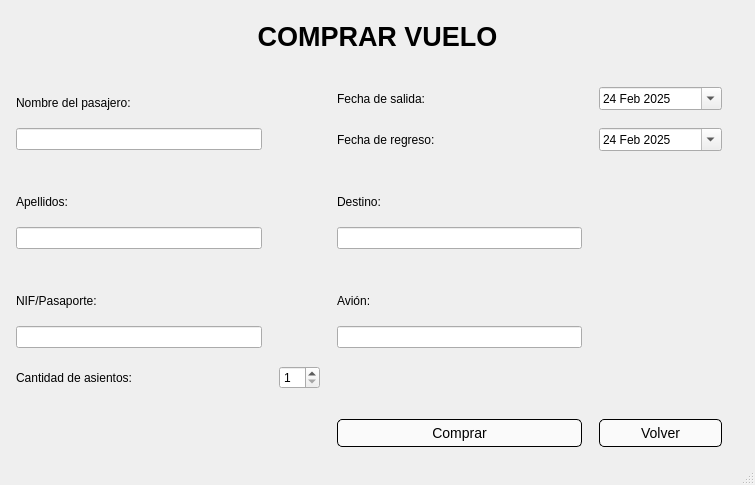
Old version of the form compras.ui in the repository ilopjim13/PersistenciaDatos_PyQT.
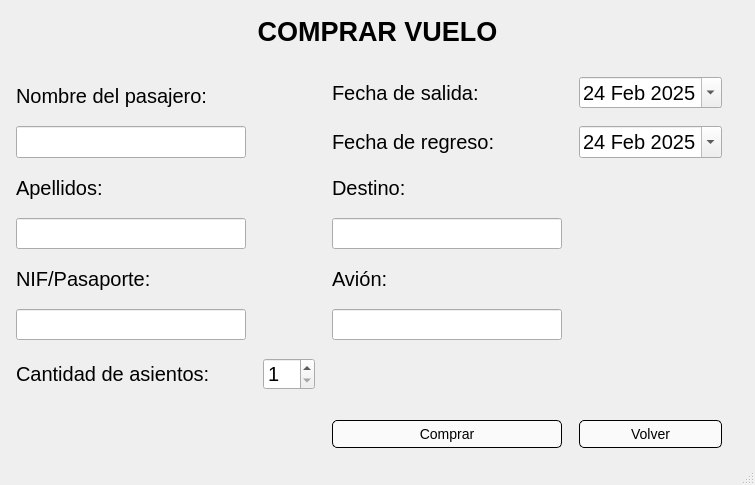
New version of the form. Icons and pictures are not drawn.

Commit message: base de datos actualizada, clases compra y vuelos documentadas

```diff
--- a/compras.ui
+++ b/compras.ui
@@ -49,10 +49,24 @@
      <number>18</number>
     </property>
     <item row="9" column="0">
-     <widget class="QLineEdit" name="te_apellido"/>
+     <widget class="QLineEdit" name="te_apellido">
+      <property name="font">
+       <font>
+        <pointsize>15</pointsize>
+       </font>
+      </property>
+      <property name="readOnly">
+       <bool>true</bool>
+      </property>
+     </widget>
     </item>
     <item row="3" column="0">
      <widget class="QLabel" name="label">
+      <property name="font">
+       <font>
+        <pointsize>15</pointsize>
+       </font>
+      </property>
       <property name="text">
        <string>Nombre del pasajero:</string>
       </property>
@@ -63,6 +77,11 @@
     </item>
     <item row="7" column="0">
      <widget class="QLabel" name="label_2">
+      <property name="font">
+       <font>
+        <pointsize>15</pointsize>
+       </font>
+      </property>
       <property name="text">
        <string>Apellidos:</string>
       </property>
@@ -72,13 +91,27 @@
      </widget>
     </item>
     <item row="13" column="0">
-     <widget class="QLineEdit" name="te_dni"/>
+     <widget class="QLineEdit" name="te_dni">
+      <property name="font">
+       <font>
+        <pointsize>15</pointsize>
+       </font>
+      </property>
+      <property name="readOnly">
+       <bool>true</bool>
+      </property>
+     </widget>
     </item>
     <item row="3" column="3">
      <widget class="QDateEdit" name="fc_salida">
+      <property name="font">
+       <font>
+        <pointsize>15</pointsize>
+       </font>
+      </property>
       <property name="dateTime">
        <datetime>
-        <hour>20</hour>
+        <hour>19</hour>
         <minute>0</minute>
         <second>0</second>
         <year>2025</year>
@@ -99,7 +132,16 @@
      </widget>
     </item>
     <item row="13" column="2">
-     <widget class="QLineEdit" name="pt_vuelo"/>
+     <widget class="QLineEdit" name="pt_vuelo">
+      <property name="font">
+       <font>
+        <pointsize>15</pointsize>
+       </font>
+      </property>
+      <property name="readOnly">
+       <bool>true</bool>
+      </property>
+     </widget>
     </item>
     <item row="16" column="2">
      <spacer name="verticalSpacer">
@@ -119,6 +161,11 @@
     </item>
     <item row="7" column="2">
      <widget class="QLabel" name="label_5">
+      <property name="font">
+       <font>
+        <pointsize>15</pointsize>
+       </font>
+      </property>
       <property name="text">
        <string>Destino:</string>
       </property>
@@ -151,7 +198,16 @@
      </widget>
     </item>
     <item row="9" column="2">
-     <widget class="QLineEdit" name="pt_destino"/>
+     <widget class="QLineEdit" name="pt_destino">
+      <property name="font">
+       <font>
+        <pointsize>15</pointsize>
+       </font>
+      </property>
+      <property name="readOnly">
+       <bool>true</bool>
+      </property>
+     </widget>
     </item>
     <item row="17" column="3">
      <widget class="QPushButton" name="bt_volver">
@@ -179,6 +235,11 @@
     </item>
     <item row="17" column="2">
      <widget class="QPushButton" name="boton_comprar">
+      <property name="font">
+       <font>
+        <pointsize>-1</pointsize>
+       </font>
+      </property>
       <property name="styleSheet">
        <string notr="true">QPushButton {
     background-color: rgba(255, 255, 255, 180); /* Fondo blanco semi-transparente */
@@ -203,6 +264,11 @@
     </item>
     <item row="15" column="0">
      <widget class="QLabel" name="label_7">
+      <property name="font">
+       <font>
+        <pointsize>15</pointsize>
+       </font>
+      </property>
       <property name="text">
        <string>Cantidad de asientos:</string>
       </property>
@@ -210,6 +276,11 @@
     </item>
     <item row="5" column="2">
      <widget class="QLabel" name="label_8">
+      <property name="font">
+       <font>
+        <pointsize>15</pointsize>
+       </font>
+      </property>
       <property name="text">
        <string>Fecha de regreso:</string>
       </property>
@@ -217,16 +288,35 @@
     </item>
     <item row="15" column="1">
      <widget class="QSpinBox" name="bt_cantidad">
+      <property name="font">
+       <font>
+        <pointsize>15</pointsize>
+       </font>
+      </property>
       <property name="minimum">
        <number>1</number>
       </property>
      </widget>
     </item>
     <item row="5" column="0">
-     <widget class="QLineEdit" name="te_nombre"/>
+     <widget class="QLineEdit" name="te_nombre">
+      <property name="font">
+       <font>
+        <pointsize>15</pointsize>
+       </font>
+      </property>
+      <property name="readOnly">
+       <bool>true</bool>
+      </property>
+     </widget>
     </item>
     <item row="11" column="0">
      <widget class="QLabel" name="label_3">
+      <property name="font">
+       <font>
+        <pointsize>15</pointsize>
+       </font>
+      </property>
       <property name="text">
        <string>NIF/Pasaporte:</string>
       </property>
@@ -237,6 +327,11 @@
     </item>
     <item row="11" column="2">
      <widget class="QLabel" name="label_6">
+      <property name="font">
+       <font>
+        <pointsize>15</pointsize>
+       </font>
+      </property>
       <property name="text">
        <string>Avión:</string>
       </property>
@@ -247,6 +342,11 @@
     </item>
     <item row="3" column="2">
      <widget class="QLabel" name="label_4">
+      <property name="font">
+       <font>
+        <pointsize>15</pointsize>
+       </font>
+      </property>
       <property name="text">
        <string>Fecha de salida:</string>
       </property>
@@ -254,9 +354,14 @@
     </item>
     <item row="5" column="3">
      <widget class="QDateEdit" name="fc_vuelta">
+      <property name="font">
+       <font>
+        <pointsize>15</pointsize>
+       </font>
+      </property>
       <property name="dateTime">
        <datetime>
-        <hour>19</hour>
+        <hour>18</hour>
         <minute>0</minute>
         <second>0</second>
         <year>2025</year>
```
Left out of the diff: 2 changed lines with no effect on the pictures. The commit also changes 7 other files.
